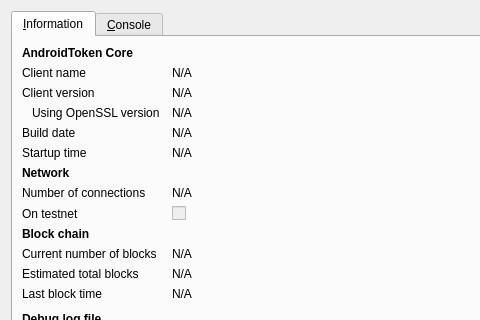
Above: src/qt/forms/rpcconsole.ui from CryptoRepairCrew/Android-Token-V2 before the change; both pictures show x 0 to 480 and y 0 to 320 of the 740 by 450 pixel window. Below: the same form after it.
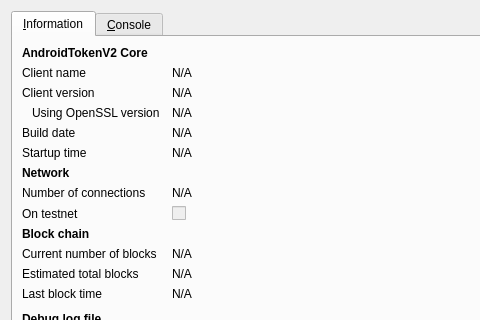
That is the form after the change. Icons and pictures are not drawn.

Commit message: AndroidToken -> AndroidTokenV2

Diff of the .ui file:
```diff
--- a/src/qt/forms/rpcconsole.ui
+++ b/src/qt/forms/rpcconsole.ui
@@ -36,7 +36,7 @@
           </font>
          </property>
          <property name="text">
-          <string>AndroidToken Core</string>
+          <string>AndroidTokenV2 Core</string>
          </property>
         </widget>
        </item>
```
Left out of the diff: 6 changed lines with no effect on the pictures. The commit also changes 47 other files.
